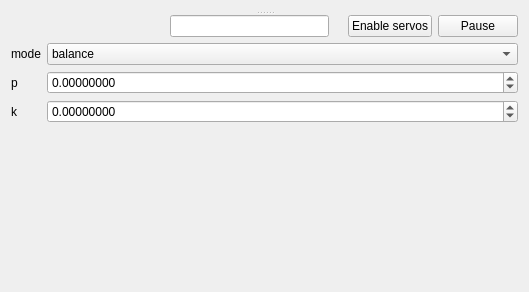
Old version of the form control.ui in the repository trnila/balancer_debugger.
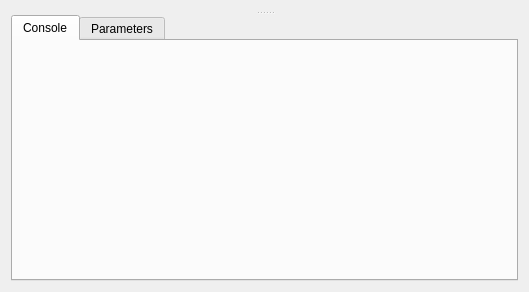
New version of the form.

Commit message: added jupyter console

What changed in the file:
```diff
--- a/control.ui
+++ b/control.ui
@@ -26,7 +26,36 @@
        </item>
       </layout>
      </widget>
-     <widget class="QWidget" name="widget" native="true">
+     <widget class="QTabWidget" name="tabWidget">
+      <property name="currentIndex">
+       <number>0</number>
+      </property>
+      <widget class="QWidget" name="jupyter_console">
+       <attribute name="title">
+        <string>Console</string>
+       </attribute>
+       <layout class="QVBoxLayout" name="verticalLayout_5">
+        <property name="leftMargin">
+         <number>0</number>
+        </property>
+        <property name="topMargin">
+         <number>0</number>
+        </property>
+        <property name="rightMargin">
+         <number>0</number>
+        </property>
+        <property name="bottomMargin">
+         <number>0</number>
+        </property>
+        <item>
+         <layout class="QVBoxLayout" name="verticalLayout"/>
+        </item>
+       </layout>
+      </widget>
+      <widget class="QWidget" name="tabWidgetPage1" native="true">
+       <attribute name="title">
+        <string>Parameters</string>
+       </attribute>
       <layout class="QVBoxLayout" name="verticalLayout_2">
        <item>
         <layout class="QHBoxLayout" name="horizontalLayout">
@@ -146,6 +175,7 @@
         </layout>
        </item>
       </layout>
+      </widget>
      </widget>
     </widget>
    </item>
```
Lines whose indentation alone changed are shown as unchanged. The commit also changes 2 other files.
